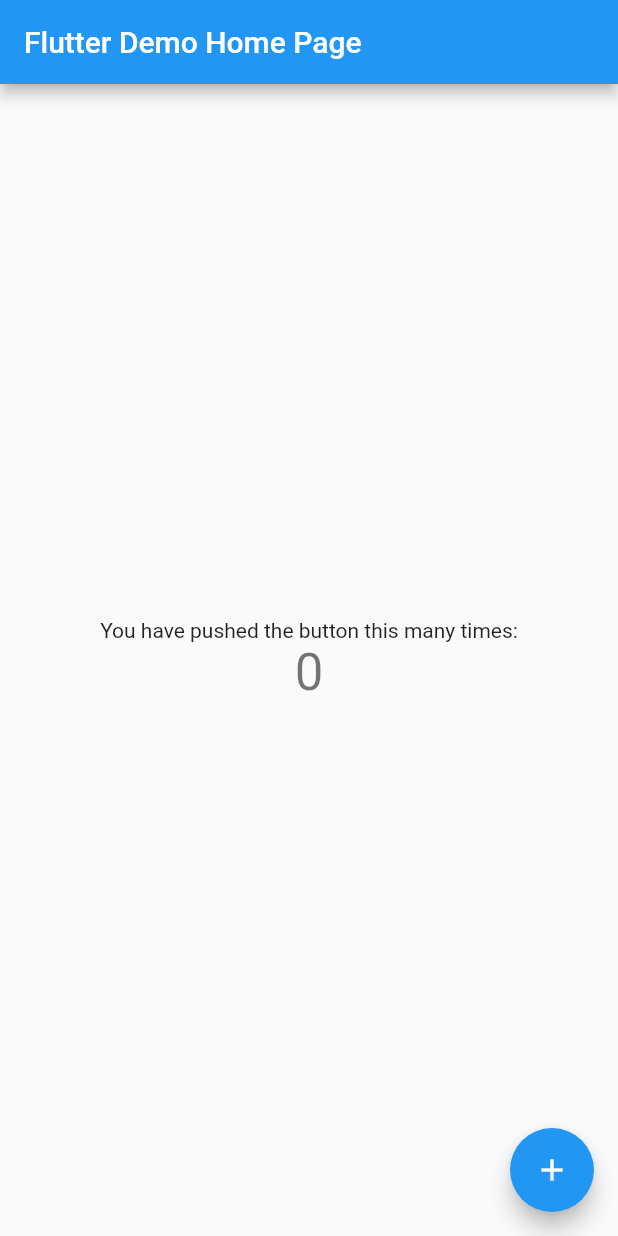
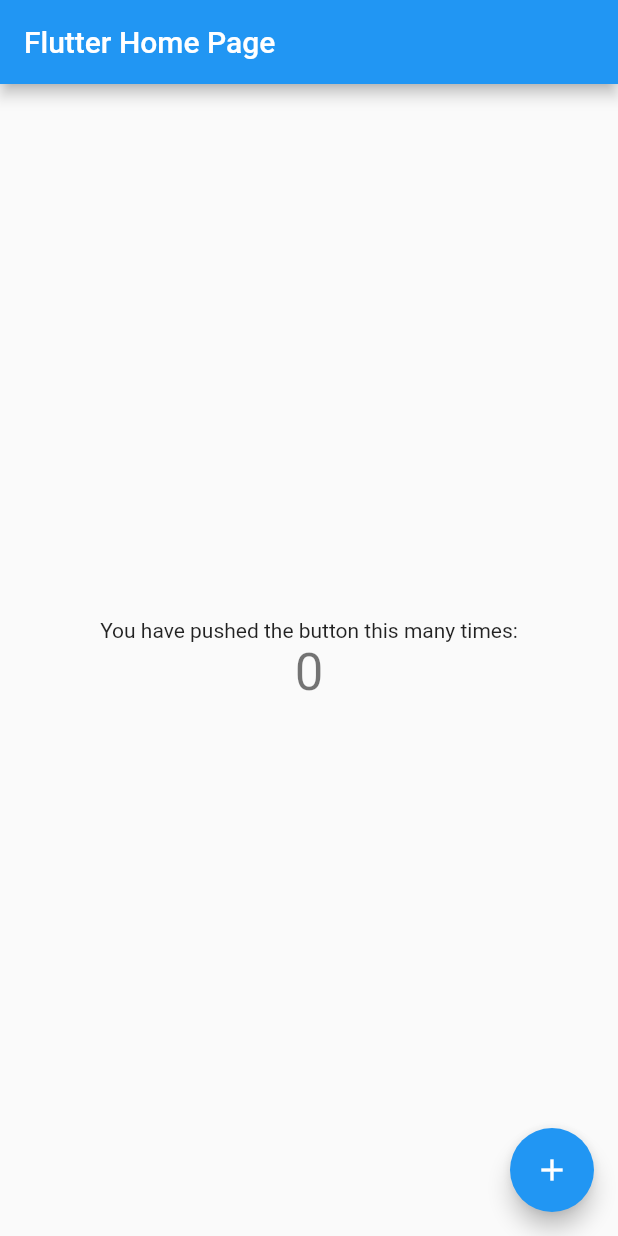
Before and after one commit to SAKSYSDOID/gcetjmfee_app, a Flutter app: the screen it shows after launch, on a phone screen of 412 x 824 dp. Run offline on Flutter 3.47's test engine with Material 2 defaults, Android fonts, the phone set to English and light mode, and no system bars.

Commit message:
I removed demo

```diff
--- a/lib/main.dart
+++ b/lib/main.dart
@@ -20,7 +20,7 @@ class MyApp extends StatelessWidget {
         // is not restarted.
         primarySwatch: Colors.blue,
       ),
-      home: MyHomePage(title: 'Flutter Demo Home Page'),
+      home: MyHomePage(title: 'Flutter Home Page'),
     );
   }
 }
```
